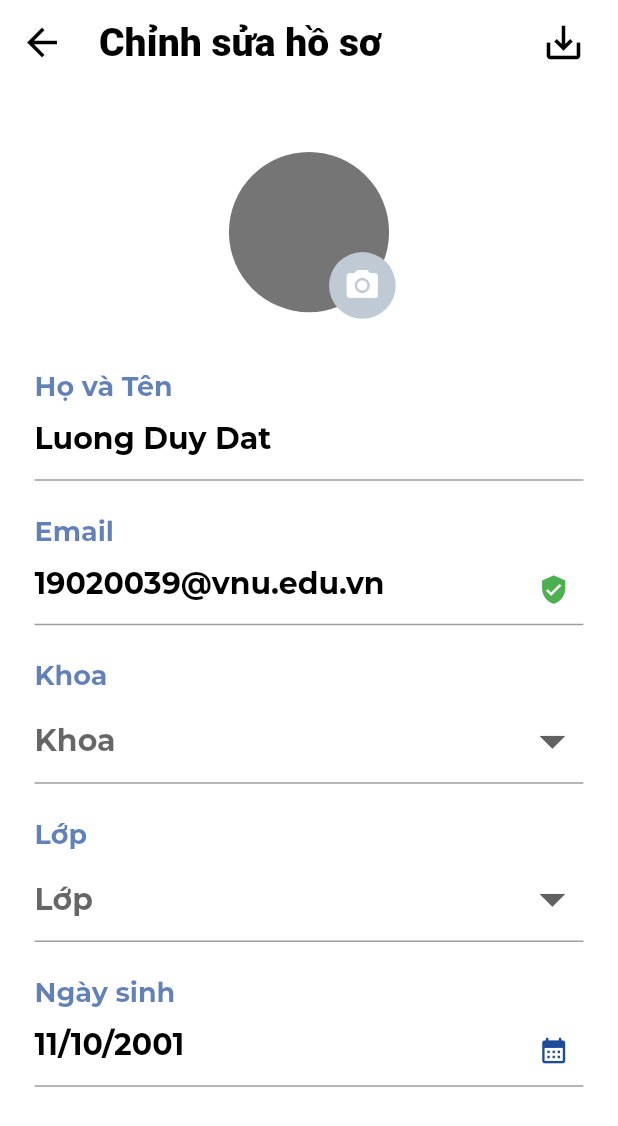
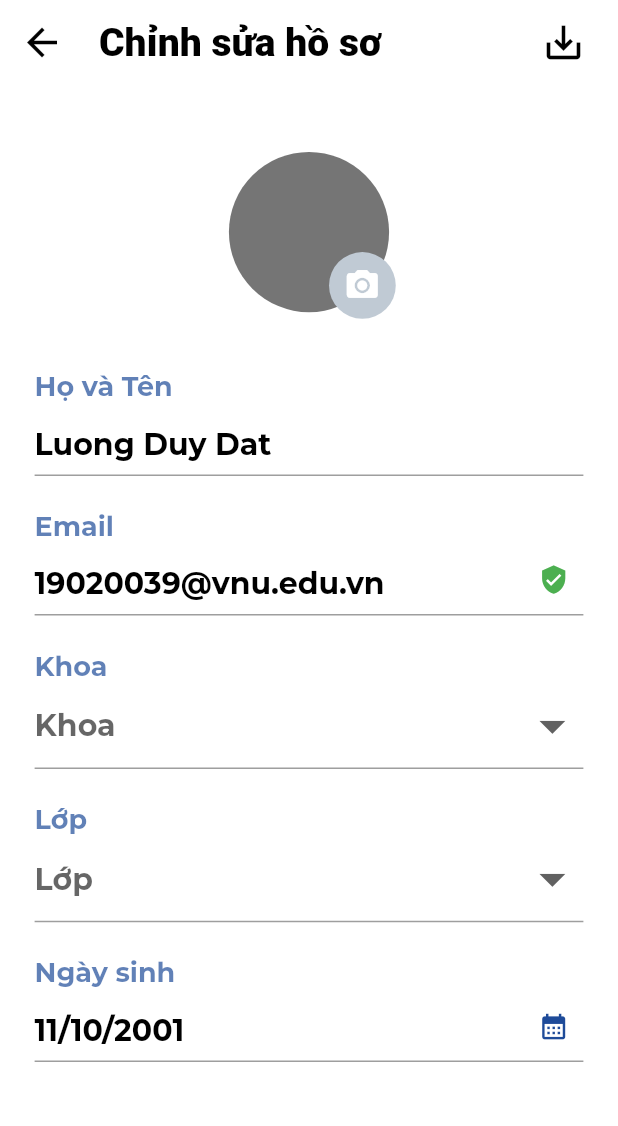
Before and after one commit to LuongDuyDat/dissertation, a Flutter app: the ProfilePage screen opened directly, after a tap on the "edit" icon, on a phone screen of 412 x 824 dp. Shown: the top 1126 px of the screen. Run offline on Flutter 3.47's test engine with Material 2 defaults, Android fonts, the phone set to English and light mode, and no system bars; our stand-ins replace persistent_bottom_nav_bar; project files that could hold a hidden picture were left out.

Commit message:
add setting screen and fix gap between input and border for edit input field

```diff
--- a/lib/component/input_field.dart
+++ b/lib/component/input_field.dart
@@ -81,8 +81,9 @@ class EditInputField extends StatelessWidget {
           padding: EdgeInsets.only(left: screenWidth * 0.02, right: 0),
           child: suffixIcon,
         ) : const SizedBox(width: 0, height: 0),
-        border: const UnderlineInputBorder(),
+        border: const UnderlineInputBorder(borderRadius: BorderRadius.all(Radius.circular(0))),
         isDense: true,
+        contentPadding: const EdgeInsets.only(top: 15),
       ),
       obscureText: obscure,
       style: style,
--- a/lib/screen/profile/edit_profile.dart
+++ b/lib/screen/profile/edit_profile.dart
@@ -62,7 +62,6 @@ class EditProfilePage extends StatelessWidget {
                 crossAxisAlignment: CrossAxisAlignment.start,
                 children: [
                   Text(fullNameString, style: Theme.of(context).textTheme.headlineSmall!.copyWith(color: hintLightText),),
-                  SizedBox(height: 0.004 * screenHeight),
                   EditInputField(
                     obscure: false,
                     style: Theme.of(context).textTheme.headlineMedium!,
@@ -70,7 +69,6 @@ class EditProfilePage extends StatelessWidget {
                   ),
                   SizedBox(height: 0.028 * screenHeight),
                   Text(emailString, style: Theme.of(context).textTheme.headlineSmall!.copyWith(color: hintLightText),),
-                  SizedBox(height: 0.004 * screenHeight),
                   EditInputField(
                     obscure: false,
                     style: Theme.of(context).textTheme.headlineMedium!,
@@ -79,7 +77,6 @@ class EditProfilePage extends StatelessWidget {
                   ),
                   SizedBox(height: 0.028 * screenHeight),
                   Text(facultyString, style: Theme.of(context).textTheme.headlineSmall!.copyWith(color: hintLightText),),
-                  SizedBox(height: 0.004 * screenHeight),
                   DropDownField(
                     dropdownString: facultyDropDownString,
                     hintText: facultyString,
@@ -90,7 +87,6 @@ class EditProfilePage extends StatelessWidget {
                   ),
                   SizedBox(height: 0.028 * screenHeight),
                   Text(classString, style: Theme.of(context).textTheme.headlineSmall!.copyWith(color: hintLightText),),
-                  SizedBox(height: 0.004 * screenHeight),
                   DropDownField(
                     dropdownString: classDropDownString,
                     hintText: classString,
@@ -101,7 +97,6 @@ class EditProfilePage extends StatelessWidget {
                   ),
                   SizedBox(height: 0.028 * screenHeight),
                   Text(dateOfBirthString, style: Theme.of(context).textTheme.headlineSmall!.copyWith(color: hintLightText),),
-                  SizedBox(height: 0.004 * screenHeight),
                   EditInputField(
                     obscure: false,
                     style: Theme.of(context).textTheme.headlineMedium!,
--- a/lib/screen/profile/my_profile.dart
+++ b/lib/screen/profile/my_profile.dart
@@ -1,5 +1,6 @@
 import 'package:flutter/material.dart';
 import 'package:learning_intern_support_system/screen/profile/edit_profile.dart';
+import 'package:learning_intern_support_system/screen/setting.dart';
 import 'package:learning_intern_support_system/util/global.dart';
 import 'package:learning_intern_support_system/util/navigate.dart';
 import 'package:learning_intern_support_system/util/strings.dart';
@@ -120,10 +121,18 @@ class ProfilePage extends StatelessWidget {
               ),
               child: Column(
                 children: [
-                  myProfileTile(context, Icons.settings, settingString, Icons.arrow_forward_ios),
+                  myProfileTile(
+                    context,
+                    Icons.settings,
+                    settingString,
+                    Icons.arrow_forward_ios,
+                    () {
+                      Navigate.pushNewScreen(context, const SettingPage(), true);
+                    },
+                  ),
                   Divider(thickness: 1.5, color: backgroundLightColor2, height: 3,),
                   SizedBox(height: 0.01 * screenHeight,),
-                  myProfileTile(context, Icons.description, myCVString, Icons.arrow_forward_ios),
+                  myProfileTile(context, Icons.description, myCVString, Icons.arrow_forward_ios, null),
                   Divider(thickness: 1.5, color: backgroundLightColor2, height: 3,),
                 ],
               ),
@@ -143,10 +152,10 @@ class ProfilePage extends StatelessWidget {
               ),
               child: Column(
                 children: [
-                  myProfileTile(context, Icons.key, changePasswordString, Icons.arrow_forward_ios),
+                  myProfileTile(context, Icons.key, changePasswordString, Icons.arrow_forward_ios, null),
                   Divider(thickness: 1.5, color: backgroundLightColor2, height: 3,),
                   SizedBox(height: 0.01 * screenHeight,),
-                  myProfileTile(context, Icons.logout, logOutString, null),
+                  myProfileTile(context, Icons.logout, logOutString, null, null),
                   Divider(thickness: 1.5, color: backgroundLightColor2, height: 3,),
                 ],
               ),
@@ -157,13 +166,14 @@ class ProfilePage extends StatelessWidget {
     );
   }
 
-  Widget myProfileTile(BuildContext context, IconData icon, String title, IconData? action) {
+  Widget myProfileTile(BuildContext context, IconData icon, String title, IconData? action, Function()? onTap) {
     return ListTile(
       dense: true,
       contentPadding: EdgeInsets.zero,
       leading: Icon(icon, color: textLightColor, size: 0.03 * screenHeight,),
       title: Text(title, style: Theme.of(context).textTheme.bodyLarge!.copyWith(fontWeight: FontWeight.w800),),
       trailing: action != null ? Icon(action, color: textLightColor, size: 0.03 * screenHeight,) : const SizedBox(),
+      onTap: onTap,
     );
   }
 
```
Also changed, not shown: lib/screen/setting.dart (added, +167 -0 lines), lib/util/strings.dart (+8 -0 lines).
